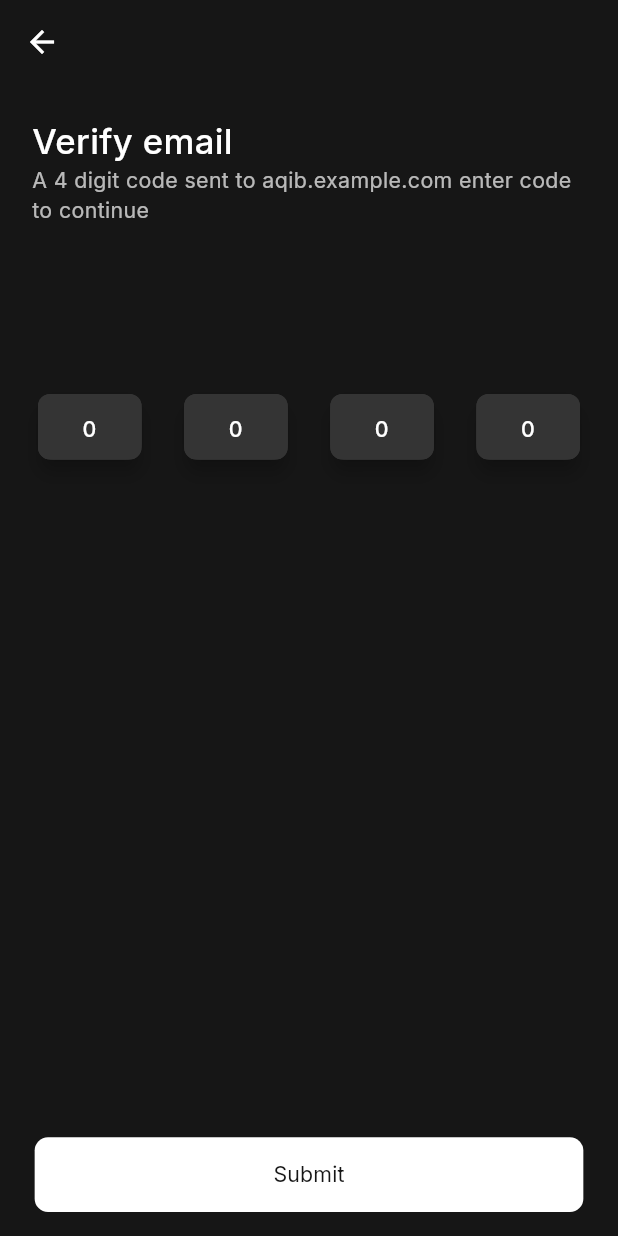
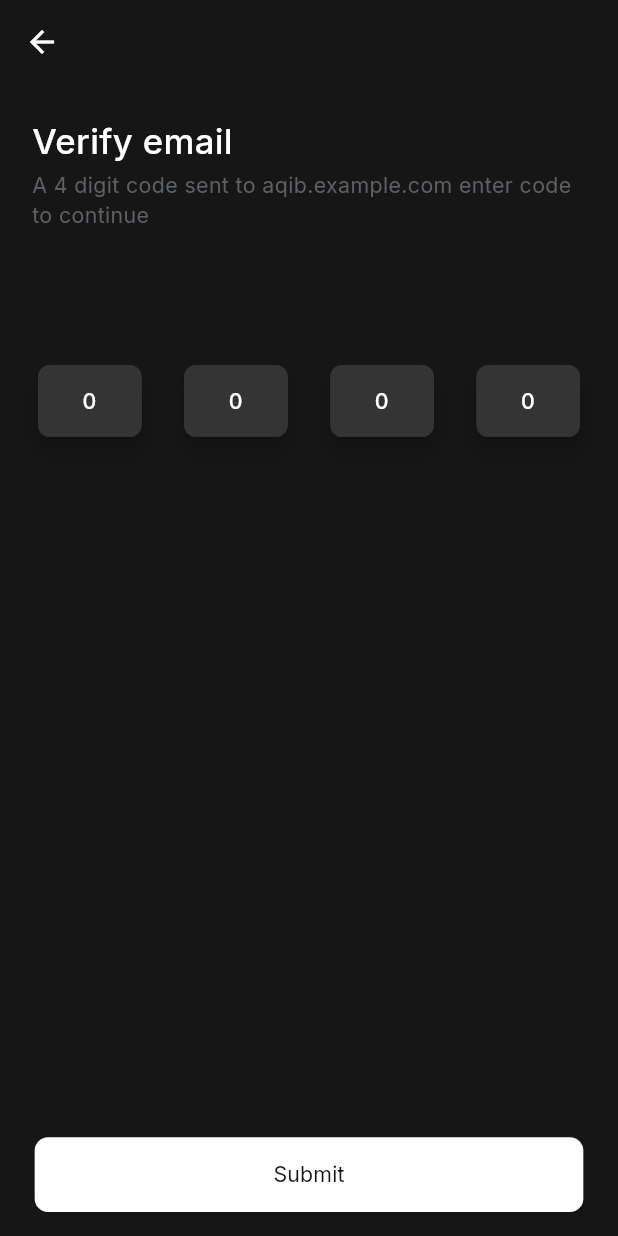
Before and after one commit to mdmasum-shuvo/myassistant_flutter, a Flutter app: the VerificationView screen opened by its route, on a phone screen of 412 x 824 dp. Run offline on Flutter 3.47's test engine with Material 3 defaults, Android fonts, the light colour scheme and no system bars; our stand-ins replace awesome_dialog, awesome_snackbar_content, cached_network_image, country_code_picker, flutter_easyloading, flutter_native_splash and 7 more; missing offline and left inert: flutter_rounded_date_picker; accounts and stored records are empty.

Commit message:
fix some design

```diff
--- a/lib/app/modules/welcome_screen/component/header.dart
+++ b/lib/app/modules/common/header.dart
@@ -2,22 +2,20 @@ import 'package:flutter/cupertino.dart';
 import 'package:flutter/material.dart';
 import 'package:get/get.dart';
 import 'package:get/get_core/src/get_main.dart';
+import 'package:my_assistant/app/theme/const_sizing.dart';
 
-import '../../../routes/app_pages.dart';
-import '../../../theme/button_theme.dart';
-import '../../../theme/text_theme.dart';
-import '../../../utils/assets.dart';
+import '../../theme/text_theme.dart';
 
-Widget header() {
+Widget header(String title,String description) {
   return Column(
     mainAxisAlignment: MainAxisAlignment.start,
     crossAxisAlignment: CrossAxisAlignment.start,
     children: [
-      text_26_500_inter("Welcome to DoorTracker"),
+      text_26_500_inter(title),
+      height25(4),
       text_16_400_inter(
-          "Welcome to DoorTrack! Elevate your customer and member management experience.",
+          description,
           const Color(0xFF5E6165)),
-
     ],
   );
 }
--- a/lib/app/modules/login/components/login_fields.dart
+++ b/lib/app/modules/login/components/login_fields.dart
@@ -22,7 +22,7 @@ Widget loginFields(LoginController controller){
         Assets.email,
         keyboardType: TextInputType.emailAddress,
       ),
-      height25(47),
+      height25(25),
       textField("Password", controller.passwordController, Assets.lock,
           keyboardType: TextInputType.visiblePassword,
           obscureText: controller.showPassword.value,
--- a/lib/app/modules/register/view/register_view.dart
+++ b/lib/app/modules/register/view/register_view.dart
@@ -28,13 +28,16 @@ class RegisterView extends GetView<RegisterController> {
       appBar: authAppbar(),
       body: Padding(
         padding: EdgeInsets.all(24.r),
+        child: SingleChildScrollView(
           child: Column(
             children: [
               header(),
               height25(47),
-            Expanded(child: registerFields(controller)),
+              registerFields(controller),
+              height25(20),
               footerLogin()
             ],
+          ),
         ),
       ),
     );
--- a/lib/app/modules/reset_password/view/reset_password_view.dart
+++ b/lib/app/modules/reset_password/view/reset_password_view.dart
@@ -9,7 +9,7 @@ import '../../../routes/app_pages.dart';
 import '../../../theme/Colors.dart';
 import '../../../theme/button_theme.dart';
 import '../../../theme/const_sizing.dart';
-import '../components/header.dart';
+import '../../common/header.dart';
 import '../components/reseat_password_fields.dart';
 
 class ResetPasswordView extends GetView<ResetPasswordController> {
@@ -33,7 +33,7 @@ class ResetPasswordView extends GetView<ResetPasswordController> {
         padding: EdgeInsets.all(24.r),
         child: Column(
           children: [
-            header(),
+            header("Reset password","Confirm your new password to get started!"),
             height25(143),
             Expanded(child: reseatPasswordFields(controller)),
 
--- a/lib/app/modules/verification/components/header.dart
+++ /dev/null
@@ -1,16 +0,0 @@
-
-import 'package:flutter/material.dart';
-import 'package:my_assistant/app/theme/Colors.dart';
-
-import '../../../theme/text_theme.dart';
-
-Widget header(String email){
-  return Column(
-    mainAxisAlignment: MainAxisAlignment.start,
-    crossAxisAlignment: CrossAxisAlignment.start,
-    children: [
-      text_26_500_inter("Verify email"),
-      text_16_400_inter("A 4 digit code sent to $email enter code to continue", greyText),
-    ],
-  );
-}
--- a/lib/app/modules/verification/components/otp_text_field.dart
+++ b/lib/app/modules/verification/components/otp_text_field.dart
@@ -11,7 +11,6 @@ class OtpTextField extends StatelessWidget {
   @override
   Widget build(BuildContext context) {
     return SizedBox(
-      height: 58.h,
       width: 80.w,
       child: Card(
         elevation: 5,
--- a/lib/app/modules/verification/components/otp_text_fields.dart
+++ b/lib/app/modules/verification/components/otp_text_fields.dart
@@ -4,9 +4,7 @@ import 'package:my_assistant/app/modules/verification/controller/verification_co
 import 'otp_text_field.dart';
 
 Widget otpTextFields(VerificationController controller){
-  return ListView(
-    children: [
-      Form(
+  return Form(
       key: controller.otpFormKey.value,
       child: const Row(
         mainAxisAlignment: MainAxisAlignment.spaceBetween,
@@ -15,10 +13,6 @@ Widget otpTextFields(VerificationController controller){
           OtpTextField(),
           OtpTextField(),
           OtpTextField(unFocusTextField: true,),
-
-
         ],
-          )),
-    ],
-  );
+      ));
 }
--- a/lib/app/modules/verification/view/verification_view.dart
+++ b/lib/app/modules/verification/view/verification_view.dart
@@ -1,14 +1,15 @@
 import 'package:flutter/material.dart';
 import 'package:flutter_screenutil/flutter_screenutil.dart';
 import 'package:get/get.dart';
-import 'package:my_assistant/app/modules/verification/components/header.dart';
 import 'package:my_assistant/app/modules/verification/components/otp_text_fields.dart';
 import 'package:my_assistant/app/modules/verification/controller/verification_controller.dart';
 import 'package:my_assistant/app/theme/auth_appbar.dart';
+import 'package:my_assistant/app/theme/const_sizing.dart';
 
 import '../../../routes/app_pages.dart';
 import '../../../theme/Colors.dart';
 import '../../../theme/button_theme.dart';
+import '../../common/header.dart';
 
 class VerificationView extends GetView<VerificationController> {
   const VerificationView({super.key});
@@ -33,8 +34,9 @@ class VerificationView extends GetView<VerificationController> {
         padding: EdgeInsets.all(24.r),
         child: Column(
           children: [
-            Flexible(flex: 1, child: header("aqib.example.com"),),
-            Flexible(flex: 3,child: otpTextFields(controller)),
+            header("Verify email","A 4 digit code sent to aqib.example.com enter code to continue"),
+            height25(96),
+            otpTextFields(controller),
           ],
         ),
       ),
--- a/lib/app/modules/welcome_screen/views/welcome_view.dart
+++ b/lib/app/modules/welcome_screen/views/welcome_view.dart
@@ -2,8 +2,8 @@ import 'package:flutter/material.dart';
 import 'package:flutter_screenutil/flutter_screenutil.dart';
 import 'package:get/get.dart';
 import 'package:my_assistant/app/modules/welcome_screen/component/footer_registration.dart';
-import 'package:my_assistant/app/modules/welcome_screen/component/header.dart';
 import 'package:my_assistant/app/modules/welcome_screen/component/login_decesion_button.dart';
+import '../../common/header.dart';
 import '../controllers/welcome_controller.dart';
 
 class WelcomeView extends GetView<WelcomeController> {
@@ -18,7 +18,7 @@ class WelcomeView extends GetView<WelcomeController> {
           child: Column(
             children: [
               Flexible(flex:1,child: Container()),
-              Flexible(flex: 3, child: header()),
+              Flexible(flex: 3, child: header("Welcome to DoorTracker","Welcome to DoorTrack! Elevate your customer and member management experience.")),
               Flexible(flex: 10, child: loginDecisionButton()),
               Flexible(flex: 1, child: footerRegistration())
             ],
```
Also changed, not shown: lib/app/modules/register/components/register_fields.dart (+4 -4 lines), lib/app/modules/reset_password/components/header.dart (deleted, +0 -16 lines). Lines whose indentation alone changed are shown as unchanged.
